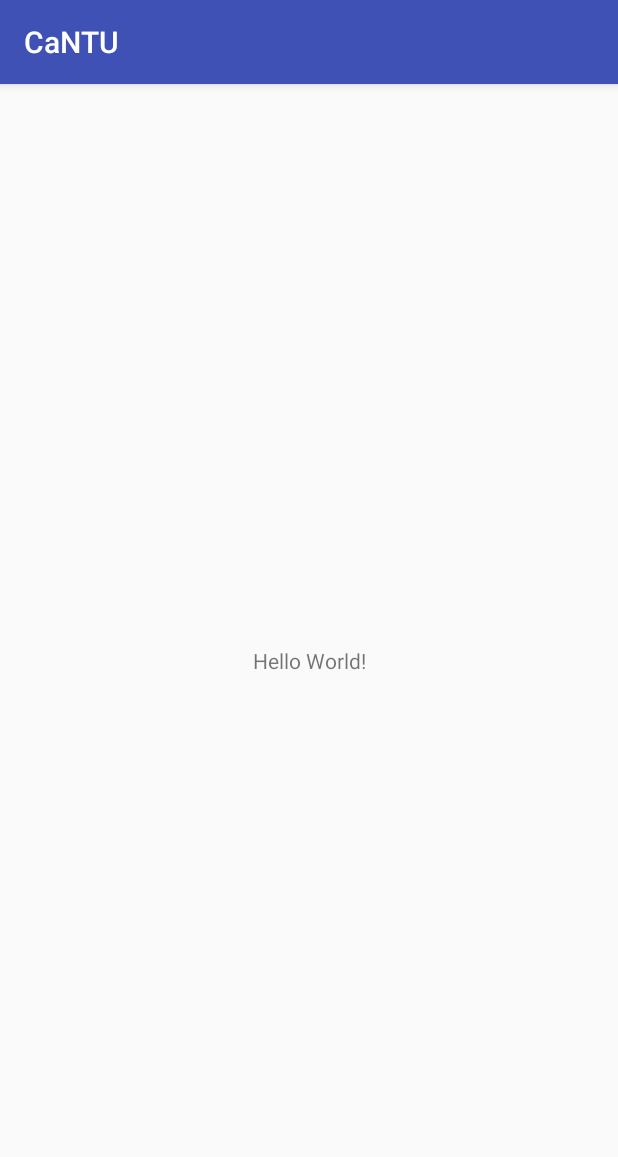
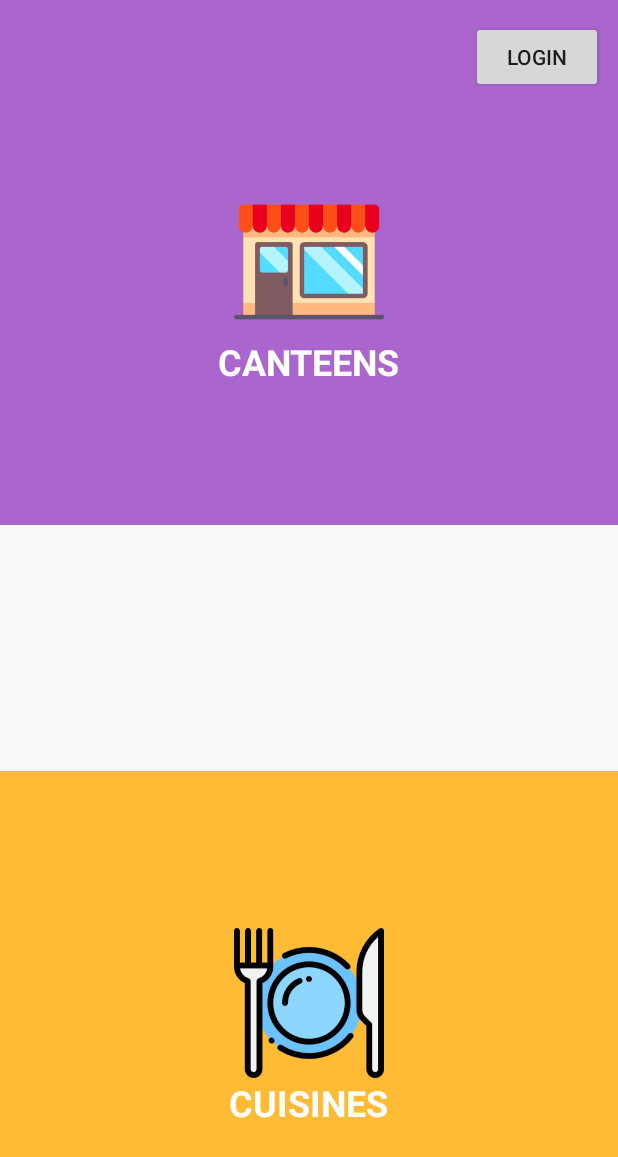
Before and after one commit to shelinals/caNTU_db, an Android app: the screen it shows after launch (MainActivity before the commit, LauncherActivity after it), on a phone screen of 412 x 824 dp. Shown: the top 1157 px of the screen. Run offline under Robolectric (Android 15) with nearby library versions, the phone set to English and light mode, and no system bars.

```diff
--- /dev/null
+++ b/app/src/main/java/com/root/cz3002/cantu/LauncherActivity.java
@@ -0,0 +1,74 @@
+package com.root.cz3002.cantu;
+
+import android.content.BroadcastReceiver;
+import android.content.Context;
+import android.content.Intent;
+import android.content.IntentFilter;
+import android.os.Bundle;
+import android.support.v7.app.AppCompatActivity;
+import android.view.View;
+import android.widget.Button;
+
+public class LauncherActivity extends AppCompatActivity {
+
+    @Override
+    protected void onCreate(Bundle savedInstanceState) {
+        super.onCreate(savedInstanceState);
+        setContentView(R.layout.activity_launcher);
+
+        //Hide upper bars
+        View decorView = getWindow().getDecorView();
+        int uiOptions = View.SYSTEM_UI_FLAG_FULLSCREEN;
+        decorView.setSystemUiVisibility(uiOptions);
+        getSupportActionBar().hide();
+
+        Bundle bundleOld = getIntent().getExtras();
+
+        Button login = (Button) findViewById(R.id.login);
+        Intent intent = getIntent();
+        if (intent.hasExtra("ID")) {
+            String id = bundleOld.getString("ID");
+            login.setVisibility(View.INVISIBLE);
+        }
+
+        final Context context = this;
+        final Bundle bundle = new Bundle();
+        View canteen = (View) findViewById(R.id.canteen);
+        canteen.setOnClickListener(new View.OnClickListener() {
+            public void onClick(View v) {
+                Intent intent = new Intent(context, MainActivity.class);
+                bundle.putString("MODE", "canteen");
+                intent.putExtras(bundle);
+                startActivity(intent);
+            }
+        });
+        View cuisine = (View) findViewById(R.id.cuisine);
+        cuisine.setOnClickListener(new View.OnClickListener() {
+            public void onClick(View v) {
+                Intent intent = new Intent(context, MainActivity.class);
+                bundle.putString("MODE", "cuisine");
+                intent.putExtras(bundle);
+                startActivity(intent);
+            }
+        });
+
+        login.setOnClickListener(new View.OnClickListener() {
+            public void onClick(View v) {
+                Intent intent = new Intent(context, LoginActivity.class);
+                startActivity(intent);
+            }
+        });
+
+        BroadcastReceiver broadcast_reciever = new BroadcastReceiver() {
+
+            @Override
+            public void onReceive(Context arg0, Intent intent) {
+                String action = intent.getAction();
+                if (action.equals("finish_activity")) {
+                    finish();
+                }
+            }
+        };
+        registerReceiver(broadcast_reciever, new IntentFilter("finish_activity"));
+    }
+}
--- /dev/null
+++ b/app/src/main/res/layout/activity_launcher.xml
@@ -0,0 +1,87 @@
+<?xml version="1.0" encoding="utf-8"?>
+<RelativeLayout xmlns:android="http://schemas.android.com/apk/res/android"
+    android:layout_width="match_parent" android:layout_height="match_parent">
+
+    <RelativeLayout
+        android:id="@+id/canteen"
+        android:layout_width="match_parent"
+        android:layout_height="350dp"
+        android:background="@android:color/holo_purple"
+        android:minHeight="?attr/actionBarSize"
+        android:theme="?attr/actionBarTheme"
+        android:layout_alignParentTop="true"
+        android:layout_alignParentLeft="true"
+        android:layout_alignParentStart="true">
+        <View
+            android:id="@+id/canteenIcon"
+            android:layout_width="100dp"
+            android:layout_height="100dp"
+            android:layout_centerHorizontal="true"
+            android:layout_centerInParent="true"
+            android:layout_marginLeft="140dp"
+            android:layout_marginStart="140dp"
+            android:background="@drawable/store" />
+        <TextView
+            android:id="@+id/canteenText"
+            android:layout_width="wrap_content"
+            android:layout_height="wrap_content"
+            android:layout_below="@+id/canteenIcon"
+            android:layout_centerHorizontal="true"
+            android:layout_marginBottom="38dp"
+            android:text="CANTEENS"
+            android:textColor="@android:color/background_light"
+            android:textSize="24sp"
+            android:textStyle="bold" />
+    </RelativeLayout>
+
+    <RelativeLayout
+        android:id="@+id/cuisine"
+        android:layout_width="match_parent"
+        android:layout_height="310dp"
+        android:background="@android:color/holo_orange_light"
+        android:minHeight="?attr/actionBarSize"
+        android:theme="?attr/actionBarTheme"
+        android:layout_alignParentBottom="true"
+        android:layout_alignParentLeft="true"
+        android:layout_alignParentStart="true">
+        <View
+            android:id="@+id/cuisineIcon"
+            android:layout_width="100dp"
+            android:layout_height="100dp"
+            android:layout_centerInParent="true"
+            android:layout_centerHorizontal="true"
+            android:layout_marginLeft="140dp"
+            android:layout_marginStart="140dp"
+            android:background="@drawable/cuisine" />
+        <TextView
+            android:id="@+id/cuisineText"
+            android:layout_width="wrap_content"
+            android:layout_height="wrap_content"
+            android:layout_marginBottom="46dp"
+            android:text="CUISINES"
+            android:layout_below="@+id/cuisineIcon"
+            android:textColor="@android:color/background_light"
+            android:textSize="24sp"
+            android:textStyle="bold"
+            android:layout_alignParentBottom="true"
+            android:layout_centerHorizontal="true" />
+    </RelativeLayout>
+
+
+
+    <Button
+        android:id="@+id/login"
+        android:layout_width="wrap_content"
+        android:layout_height="wrap_content"
+        android:layout_marginTop="14dp"
+        android:text="Login"
+        android:layout_alignParentTop="true"
+        android:layout_alignParentRight="true"
+        android:layout_alignParentEnd="true"
+        android:layout_marginRight="10dp"
+        android:layout_marginEnd="10dp" />
+
+
+
+
+</RelativeLayout>
--- a/app/src/main/res/layout/activity_main.xml
+++ b/app/src/main/res/layout/activity_main.xml
@@ -1,18 +1,11 @@
 <?xml version="1.0" encoding="utf-8"?>
-<android.support.constraint.ConstraintLayout xmlns:android="http://schemas.android.com/apk/res/android"
+<RelativeLayout xmlns:android="http://schemas.android.com/apk/res/android"
     xmlns:app="http://schemas.android.com/apk/res-auto"
     xmlns:tools="http://schemas.android.com/tools"
+    android:id="@+id/parent"
     android:layout_width="match_parent"
     android:layout_height="match_parent"
     tools:context="com.root.cz3002.cantu.MainActivity">
 
-    <TextView
-        android:layout_width="wrap_content"
-        android:layout_height="wrap_content"
-        android:text="Hello World!"
-        app:layout_constraintBottom_toBottomOf="parent"
-        app:layout_constraintLeft_toLeftOf="parent"
-        app:layout_constraintRight_toRightOf="parent"
-        app:layout_constraintTop_toTopOf="parent" />
 
-</android.support.constraint.ConstraintLayout>
+</RelativeLayout>
```
Also changed, not shown: app/src/main/AndroidManifest.xml (+13 -2 lines), app/src/main/java/com/root/cz3002/cantu/LauncherOwnerActivity.java (added, +48 -0 lines), app/src/main/java/com/root/cz3002/cantu/LoginActivity.java (added, +100 -0 lines), app/src/main/java/com/root/cz3002/cantu/MainActivity.java (+28 -0 lines), app/src/main/res/layout/activity_launcher_owner.xml (added, +43 -0 lines), app/src/main/res/layout/activity_login.xml (added, +57 -0 lines), app/src/main/res/layout/canteen_bar.xml (added, +62 -0 lines), app/src/main/res/layout/cuisine_bar.xml (added, +91 -0 lines), app/src/main/res/drawable/b.png (added), app/src/main/res/drawable/can11.png (added), app/src/main/res/drawable/can14.png (added), app/src/main/res/drawable/can2.png (added), app/src/main/res/drawable/cana.png (added), app/src/main/res/drawable/cuisine.png (added), 2 more files.
